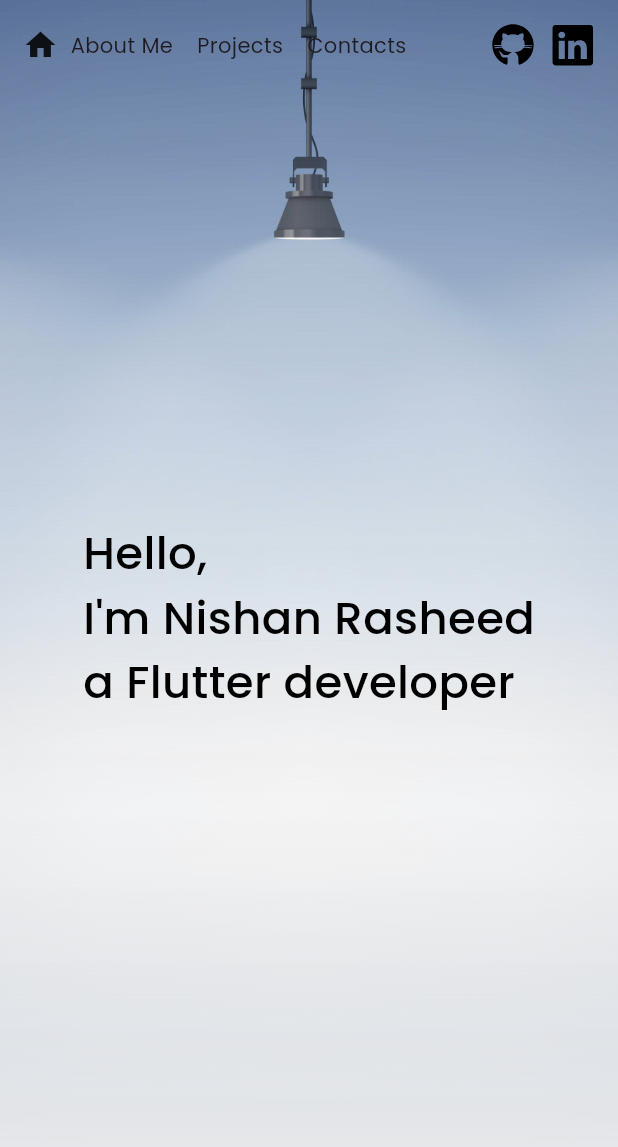
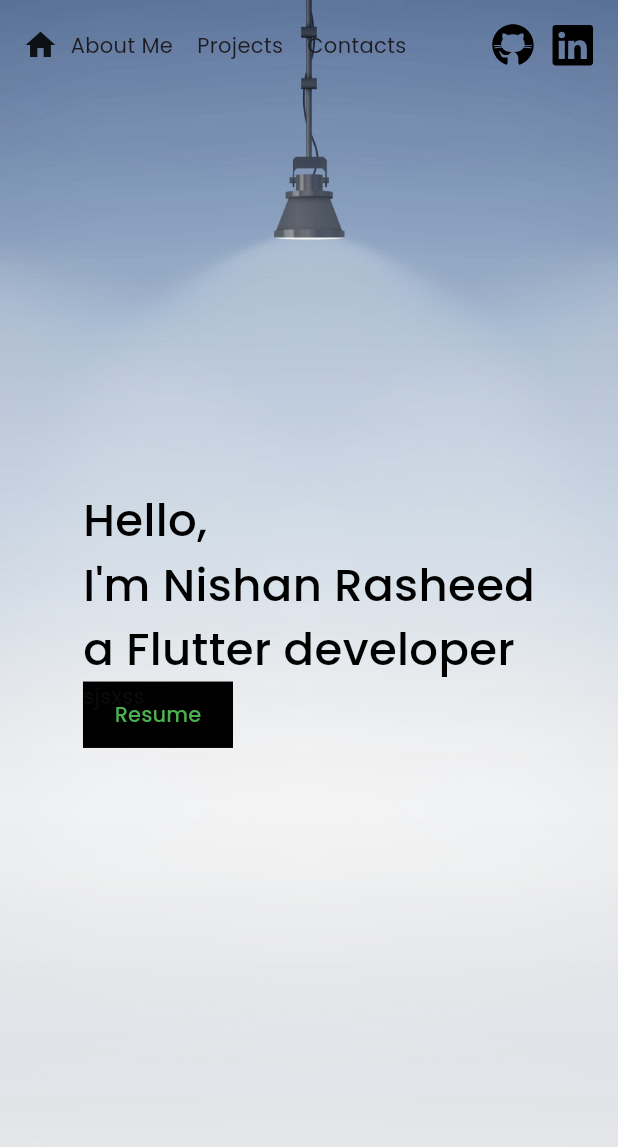
Before and after one commit to nishan-rasheed/portfolio, a Flutter app: the screen it shows after launch, on a phone screen of 412 x 824 dp. Shown: the top 1147 px of the screen. Run offline on Flutter 3.47's test engine with Material 3 defaults, Android fonts, the light colour scheme and no system bars; our stand-ins replace flutter_svg, google_fonts, responsive_framework; network calls fail.

Commit message:
new edit

```diff
--- a/lib/main.dart
+++ b/lib/main.dart
@@ -4,12 +4,30 @@
 import 'package:nishan_profile/constants/app_color.dart';
 import 'package:nishan_profile/controller/home/home_controller.dart';
 import 'package:nishan_profile/view/screens/pages/home_screen.dart';
+import 'package:nishan_profile/view/screens/splash_screen.dart';
 import 'package:nishan_profile/view/test_screen.dart';
 import 'package:provider/provider.dart';
 import 'package:responsive_framework/responsive_framework.dart';
 
+import 'constants/app_assets.dart';
+
 void main() {
-  runApp( MyApp());
+
+  final binding = WidgetsFlutterBinding.ensureInitialized();
+
+  binding.addPostFrameCallback((_) async {
+    Element? context = binding.renderViewElement;
+    if(context != null)
+      {
+
+        precacheImage(const AssetImage(AppAssets.backgroundImg), context);
+        // for(var asset in _allAsset)
+        // {
+        //   precacheImage(AssetImage(asset), context);
+        // }
+      }
+  });
+  runApp( const MyApp());
 }
 
 class MyApp extends StatelessWidget {
@@ -49,8 +67,8 @@
                     Theme.of(context).textTheme,
                   ),
             ),
-            home:
-             HomeScreen()
+            home:SplashScreen()
+             //HomeScreen()
             //TestScreen()//HomeScreen(),
           ),
     );
--- a/lib/view/screens/pages/home_body.dart
+++ b/lib/view/screens/pages/home_body.dart
@@ -28,10 +28,9 @@
 
 class HomeBodyScreen extends StatefulWidget {
   const HomeBodyScreen({
-    super.key, required this.image,
+    super.key,
   });
 
- final ImageProvider<Object> image;
 
 
   @override
--- a/lib/view/screens/pages/home_screen.dart
+++ b/lib/view/screens/pages/home_screen.dart
@@ -3,35 +3,14 @@
 import '../widgets/home_appbar.dart';
 import 'home_body.dart';
 
-class HomeScreen extends StatefulWidget {
+class HomeScreen extends StatelessWidget {
   const HomeScreen({Key? key}) : super(key: key);
-
-  @override
-  State<HomeScreen> createState() => _HomeScreenState();
-}
-
-class _HomeScreenState extends State<HomeScreen> {
-  late Image image1;
-
-
-  @override
-  void initState() {
-    super.initState();
-    image1 = Image.asset(AppAssets.backgroundImg);
-
-  }
-
-  @override
-  void didChangeDependencies() {
-    precacheImage(image1.image, context);
-    super.didChangeDependencies();
-  }
 
   @override
   Widget build(BuildContext context) {
     return Scaffold(
       // appBar:HomeAppbar() ,
-      body:  HomeBodyScreen(image:image1.image ,),
+      body:  HomeBodyScreen(),
     );
   }
 }
--- a/lib/view/screens/pages/welcome/welcome_screen.dart
+++ b/lib/view/screens/pages/welcome/welcome_screen.dart
@@ -22,17 +22,8 @@
     final w = MediaQuery.of(context).size.width;
     final h = MediaQuery.of(context).size.height;
 
-    return Container(
-
-      // decoration: const BoxDecoration(
-      //   image: DecorationImage(
-      //     fit: BoxFit.cover,
-      //     image: AssetImage(AppAssets.backgroundImg,
-
-      //     ))
-      // ),
-      height: h,
-      child: Stack(
+    return Stack(
+      alignment: Alignment.center,
       children: [
         ShaderMask(
            shaderCallback: (rect) {
@@ -62,13 +53,14 @@
               CommonText(text: AppString.jobTitle,
                  style:ResponsiveBreakpoints.of(context).isDesktop?
                   AppFonts.style60:AppFonts.style30),
+              Spacer(),
+              CommonAnimatedButton(title: 'Resume')
 
              ],
             ),
           ),
         ),
       ],
-      ),
     );
   }
 }
```
Also changed, not shown: lib/view/screens/splash_screen.dart (added, +42 -0 lines). Lines whose indentation alone changed are shown as unchanged.
